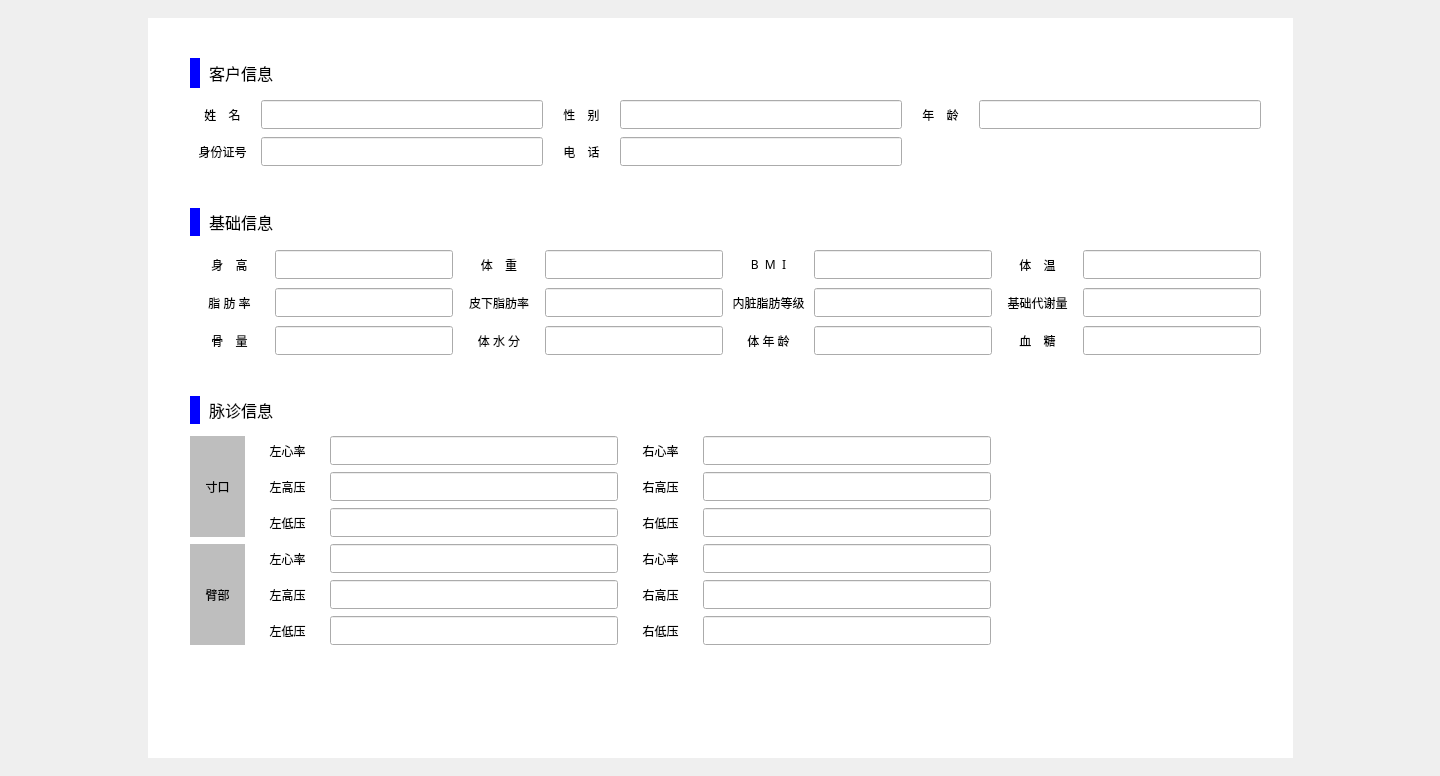
The window that src/ui/baseInfo.ui (fantasy-mark/Summer) describes before a commit, drawn with Qt 5.
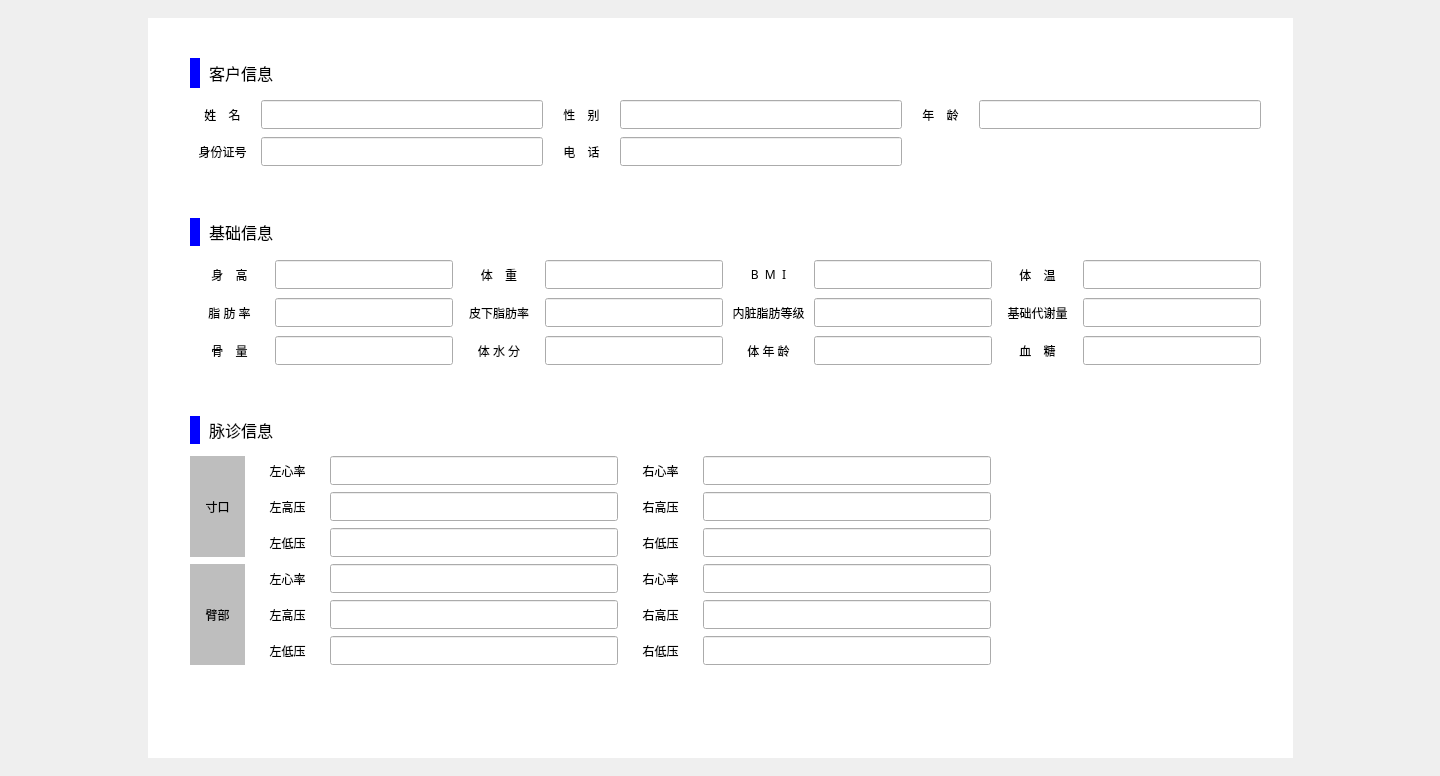
The same window after the commit.

What changed in the file:
```diff
--- a/src/ui/baseInfo.ui
+++ b/src/ui/baseInfo.ui
@@ -243,7 +243,7 @@
    <property name="geometry">
     <rect>
      <x>190</x>
-     <y>200</y>
+     <y>210</y>
      <width>1071</width>
      <height>161</height>
     </rect>
@@ -652,7 +652,7 @@
    <property name="geometry">
     <rect>
      <x>190</x>
-     <y>390</y>
+     <y>410</y>
      <width>801</width>
      <height>261</height>
     </rect>
```
